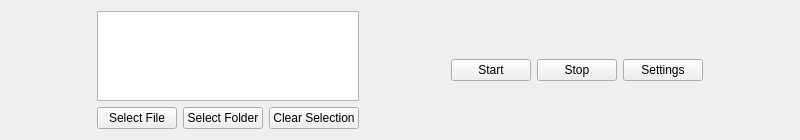
Old version of the form src/gui/controller_ui.ui in the repository rrfremen/frem-ecg-detector.
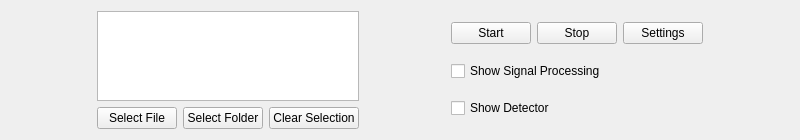
New version of the form.

Patch:
```diff
--- a/src/gui/controller_ui.ui
+++ b/src/gui/controller_ui.ui
@@ -85,7 +85,9 @@
       </spacer>
      </item>
      <item>
-      <layout class="QHBoxLayout" name="horizontalLayout">
+      <layout class="QVBoxLayout" name="verticalLayout_3">
+       <item>
+        <layout class="QHBoxLayout" name="horizontalLayout_4">
        <item>
         <widget class="QPushButton" name="pushButton_start">
          <property name="text">
@@ -104,6 +106,22 @@
         <widget class="QPushButton" name="pushButton_settings">
          <property name="text">
           <string>Settings</string>
+           </property>
+          </widget>
+         </item>
+        </layout>
+       </item>
+       <item>
+        <widget class="QCheckBox" name="checkBox_showProcessedSignal">
+         <property name="text">
+          <string>Show Signal Processing</string>
+         </property>
+        </widget>
+       </item>
+       <item>
+        <widget class="QCheckBox" name="checkBox_showDetector">
+         <property name="text">
+          <string>Show Detector</string>
          </property>
         </widget>
        </item>
```
Lines whose indentation alone changed are shown as unchanged.
